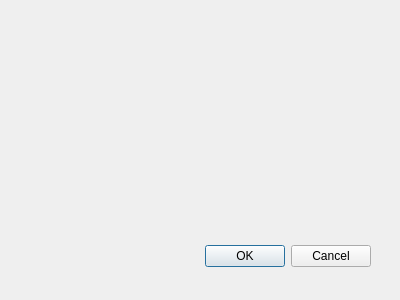
Above: qceplib-base/qcepdataexportdialog.ui from guyjennings/qxrd before the change. Below: the same form after it.
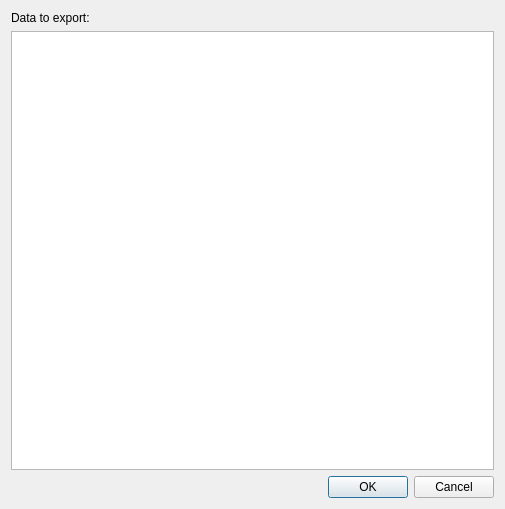
That is the form after the change.

Commit message: Work on data import/export

Patch:
```diff
--- a/qceplib-base/qcepdataexportdialog.ui
+++ b/qceplib-base/qcepdataexportdialog.ui
@@ -8,22 +8,34 @@
    <rect>
     <x>0</x>
     <y>0</y>
-    <width>400</width>
-    <height>300</height>
+    <width>505</width>
+    <height>509</height>
    </rect>
   </property>
   <property name="windowTitle">
    <string>Dialog</string>
   </property>
+  <layout class="QGridLayout" name="gridLayout_2">
+   <item row="0" column="0">
+    <layout class="QGridLayout" name="gridLayout">
+     <item row="0" column="0">
+      <widget class="QLabel" name="label">
+       <property name="text">
+        <string>Data to export:</string>
+       </property>
+      </widget>
+     </item>
+     <item row="1" column="0">
+      <widget class="QTreeView" name="m_ExportedData">
+       <property name="selectionMode">
+        <enum>QAbstractItemView::ExtendedSelection</enum>
+       </property>
+      </widget>
+     </item>
+    </layout>
+   </item>
+   <item row="1" column="0">
   <widget class="QDialogButtonBox" name="buttonBox">
-   <property name="geometry">
-    <rect>
-     <x>30</x>
-     <y>240</y>
-     <width>341</width>
-     <height>32</height>
-    </rect>
-   </property>
    <property name="orientation">
     <enum>Qt::Horizontal</enum>
    </property>
@@ -31,6 +43,8 @@
     <set>QDialogButtonBox::Cancel|QDialogButtonBox::Ok</set>
    </property>
   </widget>
+   </item>
+  </layout>
  </widget>
  <pixmapfunction/>
  <resources/>
```
Left out of the diff: 5 changed lines with no effect on the pictures. Lines whose indentation alone changed are shown as unchanged. The commit also changes 10 other files.
